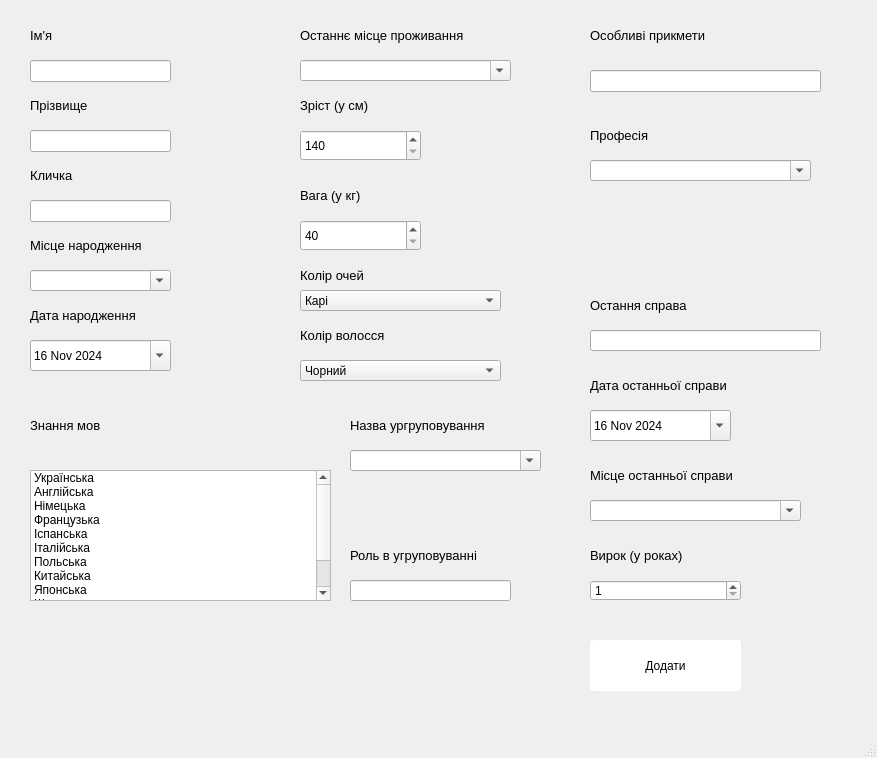
Above: app/gui/criminal_manipulation.ui from ValRudyka/courseprogram before the change. Below: the same form after it.
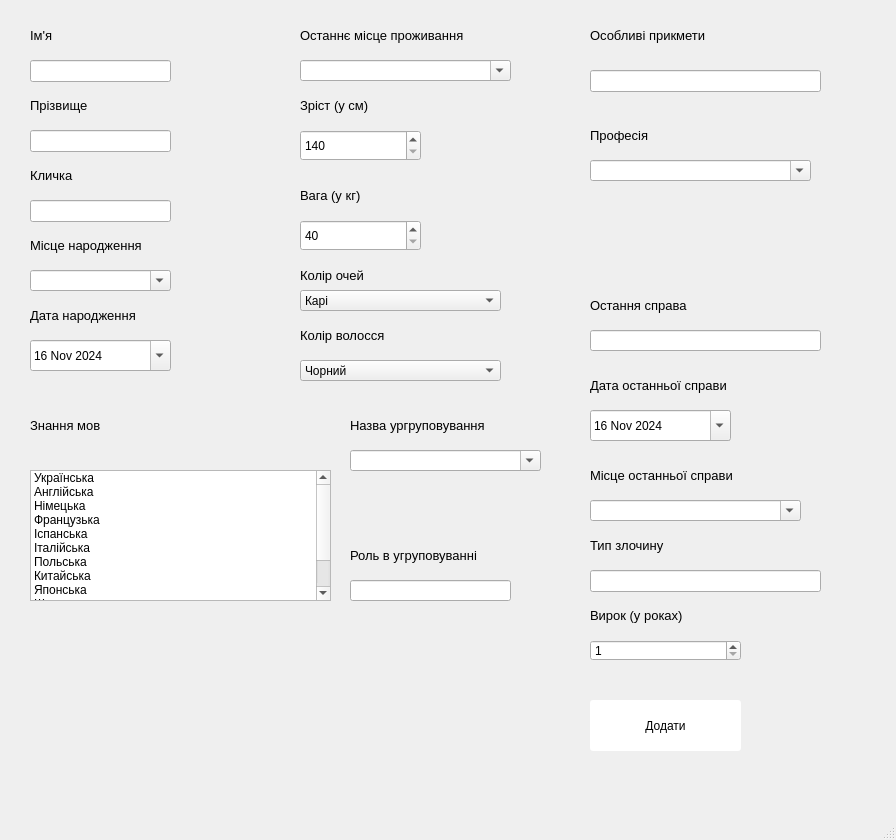
That is the form after the change.

Patch:
```diff
--- a/app/gui/criminal_manipulation.ui
+++ b/app/gui/criminal_manipulation.ui
@@ -6,8 +6,8 @@
    <rect>
     <x>0</x>
     <y>0</y>
-    <width>877</width>
-    <height>758</height>
+    <width>896</width>
+    <height>840</height>
    </rect>
   </property>
   <property name="windowTitle">
@@ -736,7 +736,7 @@
     <property name="geometry">
      <rect>
       <x>590</x>
-      <y>640</y>
+      <y>700</y>
       <width>151</width>
       <height>51</height>
      </rect>
@@ -799,7 +799,7 @@
     <property name="geometry">
      <rect>
       <x>590</x>
-      <y>540</y>
+      <y>600</y>
       <width>181</width>
       <height>31</height>
      </rect>
@@ -817,7 +817,7 @@
     <property name="geometry">
      <rect>
       <x>590</x>
-      <y>580</y>
+      <y>640</y>
       <width>151</width>
       <height>21</height>
      </rect>
@@ -829,6 +829,34 @@
      <number>25</number>
     </property>
    </widget>
+   <widget class="QLabel" name="label_36">
+    <property name="geometry">
+     <rect>
+      <x>590</x>
+      <y>530</y>
+      <width>181</width>
+      <height>31</height>
+     </rect>
+    </property>
+    <property name="font">
+     <font>
+      <pointsize>10</pointsize>
+     </font>
+    </property>
+    <property name="text">
+     <string>Тип злочину</string>
+    </property>
+   </widget>
+   <widget class="QLineEdit" name="lineEdit_2">
+    <property name="geometry">
+     <rect>
+      <x>590</x>
+      <y>570</y>
+      <width>231</width>
+      <height>22</height>
+     </rect>
+    </property>
+   </widget>
   </widget>
   <widget class="QMenuBar" name="menubar">
    <property name="geometry">
```
Left out of the diff: 2 changed lines with no effect on the pictures.
